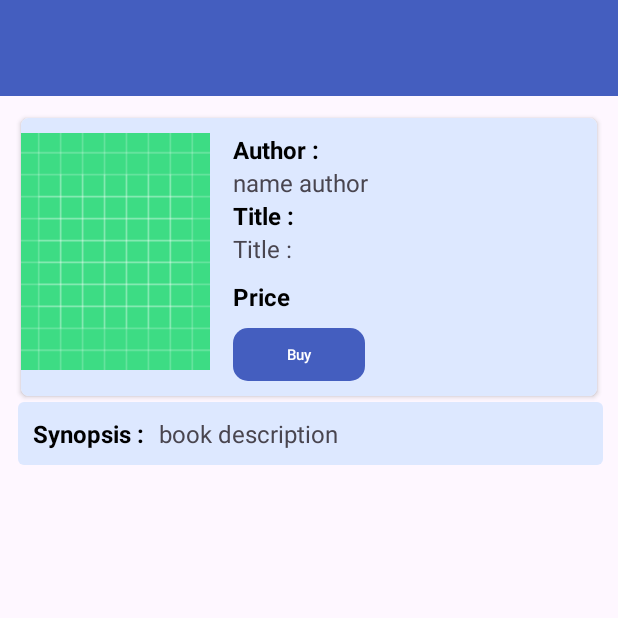
After one commit to BookStore-TI2021B-TIM3/BookStore-Android, an Android app: the OrderActivity screen opened directly, with no data from a screen before it, on a phone screen of 412 x 824 dp, the top half of it. The commit adds this screen. Run offline under Robolectric (Android 15) with nearby library versions, the phone set to English and light mode, and no system bars; our stand-ins replace Picasso; pictures from the network do not load.

Commit message:
Order Activity & Detail Activity

```diff
--- a/app/src/main/AndroidManifest.xml
+++ b/app/src/main/AndroidManifest.xml
@@ -16,6 +16,9 @@
         android:supportsRtl="true"
         android:theme="@style/Theme.BookStore"
         tools:targetApi="31">
+        <activity
+            android:name=".Detail.OrderActivity"
+            android:exported="false" />
         <activity
             android:name=".Profile.UpdateUserActivity"
             android:exported="false" />
--- /dev/null
+++ b/app/src/main/java/com/example/bookstore/Detail/OrderActivity.java
@@ -0,0 +1,37 @@
+package com.example.bookstore.Detail;
+
+import android.os.Bundle;
+import android.widget.ImageView;
+import android.widget.TextView;
+import androidx.appcompat.app.AppCompatActivity;
+import com.example.bookstore.Home.Book;
+import com.example.bookstore.R;
+import com.squareup.picasso.Picasso;
+
+public class OrderActivity extends AppCompatActivity {
+
+    private ImageView bookImage;
+    private TextView bookAuthor, bookTitle, bookPrice, bookSynopsis;
+
+    @Override
+    protected void onCreate(Bundle savedInstanceState) {
+        super.onCreate(savedInstanceState);
+        setContentView(R.layout.activity_order);
+
+        bookImage = findViewById(R.id.img_list);
+        bookAuthor = findViewById(R.id.tv_author);
+        bookTitle = findViewById(R.id.tv_title);
+        bookPrice = findViewById(R.id.label_price);
+        bookSynopsis = findViewById(R.id.tv_synopsis);
+
+        Book book = getIntent().getParcelableExtra("book");
+
+        if (book != null) {
+            bookAuthor.setText(book.getAuthor());
+            bookTitle.setText(book.getTitle());
+            bookPrice.setText(String.valueOf(book.getPrice()));
+            bookSynopsis.setText(book.getSynopsis());
+            Picasso.get().load(book.getImageUrl()).into(bookImage);
+        }
+    }
+}
--- /dev/null
+++ b/app/src/main/res/drawable/card.xml
@@ -0,0 +1,11 @@
+<!-- textview_border.xml -->
+<shape xmlns:android="http://schemas.android.com/apk/res/android"
+    android:shape="rectangle">
+
+    <!-- Warna latar belakang -->
+    <solid android:color="#DDE8FF" />
+
+    <!-- Sudut bulat pada elemen -->
+    <corners android:radius="4dp" />
+
+</shape>
--- /dev/null
+++ b/app/src/main/res/layout/activity_order.xml
@@ -0,0 +1,158 @@
+<?xml version="1.0" encoding="utf-8"?>
+<androidx.constraintlayout.widget.ConstraintLayout
+    xmlns:android="http://schemas.android.com/apk/res/android"
+    xmlns:app="http://schemas.android.com/apk/res-auto"
+    xmlns:tools="http://schemas.android.com/tools"
+    android:layout_width="match_parent"
+    android:layout_height="match_parent">
+
+    <androidx.appcompat.widget.Toolbar
+        android:id="@+id/toolbar"
+        android:layout_width="match_parent"
+        android:layout_height="?attr/actionBarSize"
+        android:background="?attr/colorPrimary"
+        app:layout_constraintBottom_toTopOf="@id/card">
+
+    </androidx.appcompat.widget.Toolbar>
+
+    <androidx.constraintlayout.widget.Guideline
+        android:id="@+id/guidelineHorizontal"
+        android:layout_width="wrap_content"
+        android:layout_height="75dp"
+        android:orientation="horizontal"
+        app:layout_constraintEnd_toEndOf="parent"
+        app:layout_constraintGuide_percent="0.35"
+        app:layout_constraintStart_toStartOf="parent" />
+
+    <LinearLayout
+        android:id="@+id/card"
+        android:layout_width="match_parent"
+        android:layout_height="wrap_content"
+        android:orientation="vertical"
+        android:gravity="center_vertical"
+        android:padding="10dp"
+        app:layout_constraintTop_toBottomOf="@id/toolbar">
+
+        <androidx.cardview.widget.CardView
+            android:id="@+id/card_view"
+            android:layout_width="match_parent"
+            android:layout_height="wrap_content"
+            app:elevation="10dp"
+            app:cardCornerRadius="5dp"
+            app:cardUseCompatPadding="true"
+            app:layout_constraintTop_toTopOf="parent"
+            app:layout_constraintStart_toStartOf="parent"
+            app:layout_constraintEnd_toEndOf="parent">
+
+            <!-- Updated layout for portrait image and TextView on the right -->
+            <LinearLayout
+                android:layout_width="match_parent"
+                android:layout_height="wrap_content"
+                android:orientation="horizontal"
+                android:background="@drawable/card">
+
+                <ImageView
+                    android:id="@+id/img_list"
+                    android:layout_width="0dp"
+                    android:layout_height="178dp"
+                    android:layout_weight="0.5"
+                    android:padding="10dp"
+                    android:scaleType="centerCrop"
+                    android:src="@drawable/ic_launcher_background" />
+
+                <LinearLayout
+                    android:layout_width="0dp"
+                    android:layout_height="wrap_content"
+                    android:layout_weight="1"
+                    android:layout_marginStart="5dp"
+                    android:padding="10dp"
+                    android:orientation="vertical">
+
+                    <TextView
+                        android:id="@+id/label_author"
+                        android:layout_width="wrap_content"
+                        android:layout_height="wrap_content"
+                        android:text="Author :"
+                        android:textStyle="bold"
+                        android:textColor="@color/black"
+                        android:textSize="16sp" />
+
+                    <TextView
+                        android:id="@+id/tv_author"
+                        android:layout_width="wrap_content"
+                        android:layout_height="wrap_content"
+                        android:text="@string/name_author"
+                        android:textSize="16sp" />
+
+                    <TextView
+                        android:id="@+id/label_title"
+                        android:layout_width="wrap_content"
+                        android:layout_height="wrap_content"
+                        android:text="@string/title"
+                        android:textStyle="bold"
+                        android:textColor="@color/black"
+                        android:textSize="16sp" />
+
+                    <TextView
+                        android:id="@+id/tv_title"
+                        android:layout_width="wrap_content"
+                        android:layout_height="wrap_content"
+                        android:text="@string/title"
+                        android:textSize="16sp" />
+
+                    <TextView
+                        android:id="@+id/label_price"
+                        android:layout_width="wrap_content"
+                        android:layout_height="wrap_content"
+                        android:layout_marginTop="10dp"
+                        android:text="Price"
+                        android:textStyle="bold"
+                        android:textColor="@color/black"
+                        android:textSize="16sp" />
+
+                    <Button
+                        android:id="@+id/buy_button"
+                        android:layout_width="wrap_content"
+                        android:layout_height="35dp"
+                        android:layout_marginTop="10dp"
+                        android:background="@drawable/rounded_button"
+                        android:backgroundTint="@color/blue"
+                        android:text="@string/buy"
+                        android:textColor="#FFFFFF"
+                        android:textSize="10sp"
+                        tools:ignore="SmallSp,TouchTargetSizeCheck" />
+
+                </LinearLayout>
+            </LinearLayout>
+
+        </androidx.cardview.widget.CardView>
+
+        <LinearLayout
+            android:layout_width="match_parent"
+            android:layout_height="wrap_content"
+            android:orientation="horizontal"
+            android:layout_marginTop="-0.4dp"
+            android:layout_marginStart="2dp"
+            android:background="@drawable/card"
+            android:padding="10dp">
+
+            <TextView
+                android:id="@+id/tv_synopsis_label"
+                android:layout_width="wrap_content"
+                android:layout_height="wrap_content"
+                android:text="Synopsis :"
+                android:textColor="@color/black"
+                android:textSize="16sp"
+                android:textStyle="bold" />
+
+            <TextView
+                android:id="@+id/tv_synopsis"
+                android:layout_width="wrap_content"
+                android:layout_height="wrap_content"
+                android:text="@string/book_desciption"
+                android:layout_marginStart="10dp"
+                android:textSize="16sp" />
+        </LinearLayout>
+    </LinearLayout>
+
+</androidx.constraintlayout.widget.ConstraintLayout>
--- a/app/src/main/res/values/strings.xml
+++ b/app/src/main/res/values/strings.xml
@@ -53,5 +53,9 @@
     <string name="new_password">new password</string>
     <string name="current_password">Password</string>
     <string name="ex_password">password</string>
+    <string name="book_desciption">book description</string>
+    <string name="name_author">name author</string>
+    <string name="title">Title :</string>
+    <string name="buy">Buy</string>
 
 </resources>
```
Also changed, not shown: app/src/main/java/com/example/bookstore/Home/Book.java (+44 -1 lines), app/src/main/java/com/example/bookstore/Home/BooksAdapter.java (+12 -2 lines), app/src/main/java/com/example/bookstore/Home/HomeFragment.java (+11 -5 lines), app/src/main/res/layout/text_dialog.xml (added, +28 -0 lines).
